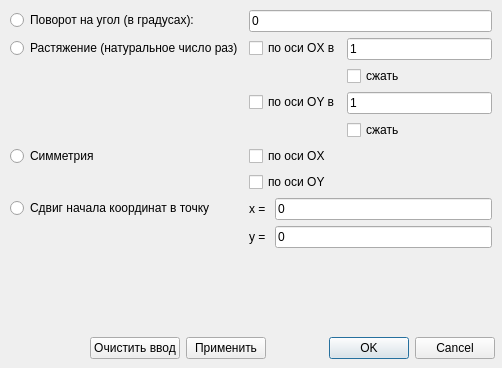
This is dialogabouttestmatrix.ui in StrixSeloputo/Transformation as Qt 5 draws it before an edit. The edited form follows.
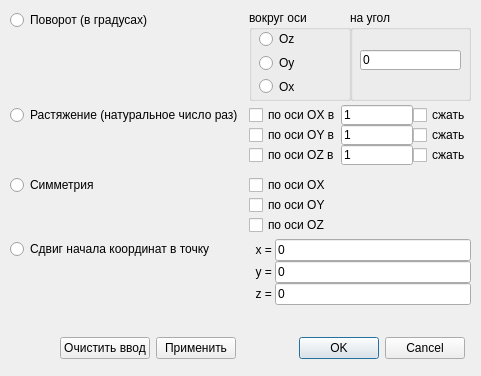
This is the edited form.

Commit message: Restructuring code and form update

The edit to the form file:
```diff
--- a/dialogabouttestmatrix.ui
+++ b/dialogabouttestmatrix.ui
@@ -6,8 +6,8 @@
    <rect>
     <x>0</x>
     <y>0</y>
-    <width>502</width>
-    <height>368</height>
+    <width>481</width>
+    <height>376</height>
    </rect>
   </property>
   <property name="windowTitle">
@@ -16,7 +16,7 @@
   <widget class="QWidget" name="horizontalLayoutWidget">
    <property name="geometry">
     <rect>
-     <x>90</x>
+     <x>60</x>
      <y>330</y>
      <width>405</width>
      <height>36</height>
@@ -54,69 +54,156 @@
     <rect>
      <x>10</x>
      <y>10</y>
-     <width>482</width>
-     <height>311</height>
+     <width>461</width>
+     <height>320</height>
     </rect>
    </property>
-   <layout class="QFormLayout" name="formLayout_2">
-    <item row="1" column="0">
+   <layout class="QFormLayout" name="formLayout">
+    <property name="verticalSpacing">
+     <number>4</number>
+    </property>
+    <item row="0" column="0">
      <widget class="QRadioButton" name="turningRadioButton">
       <property name="text">
-       <string>Поворот на угол (в градусах):</string>
+       <string extracomment="координатной плоксости в положительном направлении относительно одной из осей вокруг начала координат">Поворот (в градусах)</string>
       </property>
      </widget>
     </item>
-    <item row="1" column="1">
-     <widget class="QLineEdit" name="turningAngleEdit">
-      <property name="text">
-       <string>0</string>
-      </property>
-     </widget>
+    <item row="0" column="1">
+     <layout class="QFormLayout" name="formLayout_2">
+      <item row="0" column="0">
+       <widget class="QGroupBox" name="groupBox">
+        <property name="minimumSize">
+         <size>
+          <width>102</width>
+          <height>91</height>
+         </size>
+        </property>
+        <property name="title">
+         <string>вокруг оси</string>
+        </property>
+        <widget class="QWidget" name="verticalLayoutWidget">
+         <property name="geometry">
+          <rect>
+           <x>10</x>
+           <y>20</y>
+           <width>84</width>
+           <height>65</height>
+          </rect>
+         </property>
+         <layout class="QVBoxLayout" name="verticalLayout">
+          <item>
+           <widget class="QRadioButton" name="turningOxyRadioButton">
+            <property name="text">
+             <string>Oz</string>
+            </property>
+           </widget>
+          </item>
+          <item>
+           <widget class="QRadioButton" name="turningOxzRadioButton">
+            <property name="text">
+             <string>Oy</string>
+            </property>
+           </widget>
+          </item>
+          <item>
+           <widget class="QRadioButton" name="turningOyzRadioButton">
+            <property name="text">
+             <string>Ox</string>
+            </property>
+           </widget>
+          </item>
+         </layout>
+        </widget>
+       </widget>
+      </item>
+      <item row="0" column="1">
+       <widget class="QGroupBox" name="groupBox_2">
+        <property name="title">
+         <string>на угол </string>
+        </property>
+        <widget class="QLineEdit" name="turningAngleEdit">
+         <property name="geometry">
+          <rect>
+           <x>10</x>
+           <y>40</y>
+           <width>101</width>
+           <height>20</height>
+          </rect>
+         </property>
+         <property name="text">
+          <string>0</string>
+         </property>
+        </widget>
+       </widget>
+      </item>
+     </layout>
     </item>
-    <item row="2" column="0">
+    <item row="1" column="0">
      <widget class="QRadioButton" name="homothetyRadioButton">
       <property name="text">
        <string>Растяжение (натуральное число раз)</string>
       </property>
      </widget>
     </item>
-    <item row="2" column="1">
-     <layout class="QFormLayout" name="formLayout">
-      <item row="0" column="1">
-       <widget class="QLineEdit" name="homothetyOxEdit">
+    <item row="1" column="1">
+     <layout class="QGridLayout" name="homothetyLayout">
+      <item row="2" column="0">
+       <widget class="QCheckBox" name="homothetyOzCheckBox">
         <property name="text">
-         <string>1</string>
+         <string>по оси OZ в</string>
         </property>
        </widget>
       </item>
-      <item row="1" column="1">
+      <item row="2" column="2">
+       <widget class="QCheckBox" name="homothetyCompressionOzCheckBox">
+        <property name="text">
+         <string>сжать</string>
+        </property>
+       </widget>
+      </item>
+      <item row="0" column="2">
        <widget class="QCheckBox" name="homothetyCompressionOxCheckBox">
         <property name="text">
          <string>сжать</string>
         </property>
        </widget>
       </item>
-      <item row="2" column="0">
-       <widget class="QCheckBox" name="homothetyOyCheckBox">
-        <property name="text">
-         <string>по оси OY в</string>
-        </property>
-       </widget>
-      </item>
-      <item row="2" column="1">
+      <item row="1" column="1">
        <widget class="QLineEdit" name="homothetyOyEdit">
         <property name="text">
          <string>1</string>
         </property>
        </widget>
       </item>
-      <item row="3" column="1">
+      <item row="1" column="2">
        <widget class="QCheckBox" name="homothetyCompressionOyCheckBox">
         <property name="text">
          <string>сжать</string>
         </property>
        </widget>
       </item>
+      <item row="2" column="1">
+       <widget class="QLineEdit" name="homothetyOzEdit">
+        <property name="text">
+         <string>1</string>
+        </property>
+       </widget>
+      </item>
+      <item row="0" column="1">
+       <widget class="QLineEdit" name="homothetyOxEdit">
+        <property name="text">
+         <string>1</string>
+        </property>
+       </widget>
+      </item>
+      <item row="1" column="0">
+       <widget class="QCheckBox" name="homothetyOyCheckBox">
+        <property name="text">
+         <string>по оси OY в</string>
+        </property>
+       </widget>
+      </item>
       <item row="0" column="0">
        <widget class="QCheckBox" name="homothetyOxCheckBox">
         <property name="text">
@@ -126,15 +213,15 @@
       </item>
      </layout>
     </item>
-    <item row="3" column="0">
+    <item row="2" column="0">
      <widget class="QRadioButton" name="symmetryRadioButton">
       <property name="text">
        <string>Симметрия</string>
       </property>
      </widget>
     </item>
-    <item row="3" column="1">
-     <layout class="QVBoxLayout" name="verticalLayout">
+    <item row="2" column="1">
+     <layout class="QVBoxLayout" name="symmetryLayout">
       <item>
        <widget class="QCheckBox" name="symmetryOxCheckBox">
         <property name="text">
@@ -149,21 +236,28 @@
         </property>
        </widget>
       </item>
+      <item>
+       <widget class="QCheckBox" name="symmetryOzCheckBox">
+        <property name="text">
+         <string>по оси OZ</string>
+        </property>
+       </widget>
+      </item>
      </layout>
     </item>
-    <item row="4" column="0">
+    <item row="3" column="0">
      <widget class="QRadioButton" name="translationRadioButton">
       <property name="text">
        <string>Сдвиг начала координат в точку</string>
       </property>
      </widget>
     </item>
-    <item row="4" column="1">
-     <layout class="QFormLayout" name="formLayout_3">
+    <item row="3" column="1">
+     <layout class="QFormLayout" name="translationLayout">
       <item row="0" column="0">
        <widget class="QLabel" name="xLabel">
         <property name="text">
-         <string>x = </string>
+         <string>  x = </string>
         </property>
        </widget>
       </item>
@@ -177,7 +271,7 @@
       <item row="1" column="0">
        <widget class="QLabel" name="yLabel">
         <property name="text">
-         <string>y = </string>
+         <string>  y = </string>
         </property>
        </widget>
       </item>
@@ -188,6 +282,20 @@
         </property>
        </widget>
       </item>
+      <item row="2" column="0">
+       <widget class="QLabel" name="zLabel">
+        <property name="text">
+         <string>  z = </string>
+        </property>
+       </widget>
+      </item>
+      <item row="2" column="1">
+       <widget class="QLineEdit" name="translationZEdit">
+        <property name="text">
+         <string>0</string>
+        </property>
+       </widget>
+      </item>
      </layout>
     </item>
    </layout>
```
Left out of the diff: 14 changed lines with no effect on the pictures. The commit also changes 11 other files.
